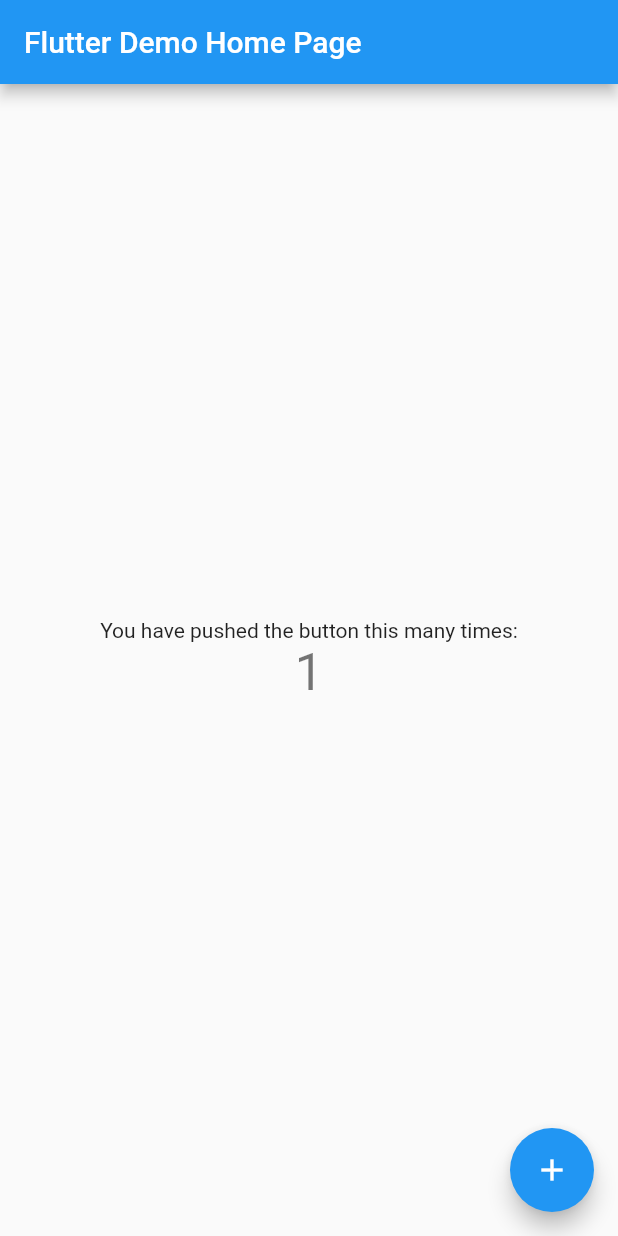
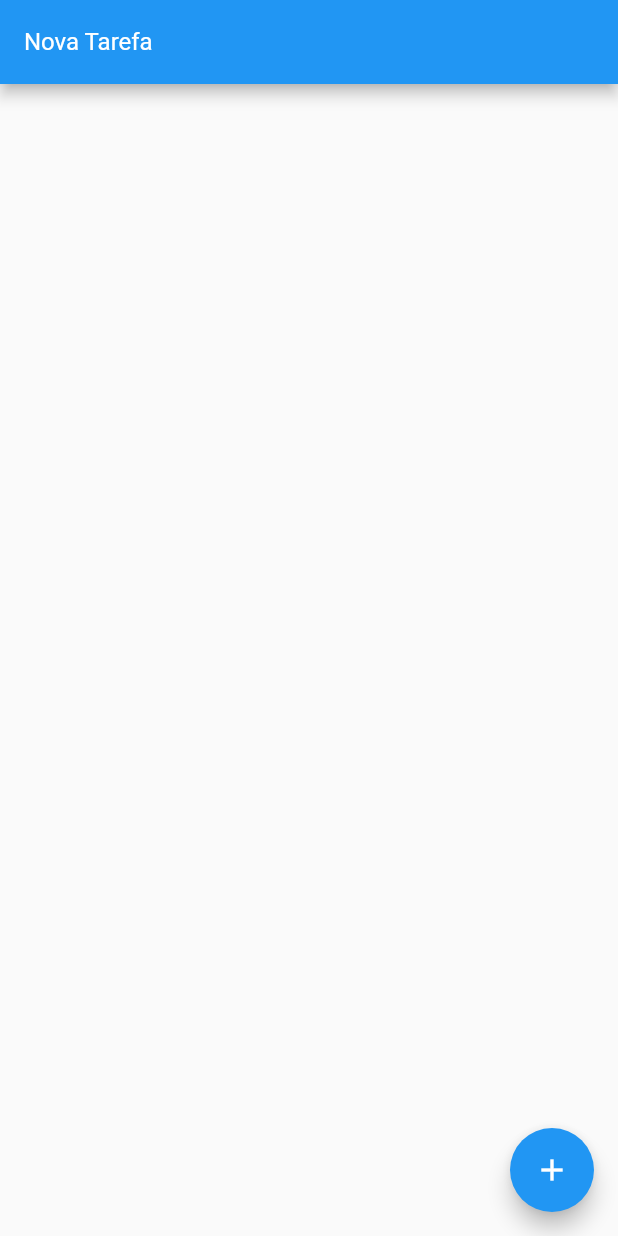
Before and after one commit to joaoprofile/flutter-todo, a Flutter app: the screen it shows after launch, after a tap on the "add" icon, on a phone screen of 412 x 824 dp. Run offline on Flutter 3.47's test engine with Material 2 defaults, Android fonts, the phone set to English and light mode, and no system bars; our stand-ins replace shared_preferences.

```diff
--- a/lib/main.dart
+++ b/lib/main.dart
@@ -1,66 +1,144 @@
+import 'dart:convert';
+
 import 'package:flutter/material.dart';
+import 'package:shared_preferences/shared_preferences.dart';
 
-void main() => runApp(MyApp());
+import 'models/item.dart';
 
-class MyApp extends StatelessWidget {
-  // This widget is the root of your application.
+void main() => runApp(App());
+
+class App extends StatelessWidget {
   @override
   Widget build(BuildContext context) {
     return MaterialApp(
-      title: 'Flutter Demo',
+      title: 'TODO App',
+      debugShowCheckedModeBanner: false, // tira a faixa debug
       theme: ThemeData(
-
         primarySwatch: Colors.blue,
       ),
-      home: MyHomePage(title: 'Flutter Demo Home Page'),
+      home: HomePage(),
     );
   }
 }
 
-class MyHomePage extends StatefulWidget {
-  MyHomePage({Key key, this.title}) : super(key: key);
+class HomePage extends StatefulWidget {
+  var items = new List<Item>();
 
-  final String title;
+  HomePage() {
+    items = [];
+
+    /*
+    items.add(Item(title: "To Study Dart", done: true));
+    items.add(Item(title: "To Study JS", done: false));
+    items.add(Item(title: "To Study JAVA and Spring", done: false));
+    items.add(Item(title: "To Stydy NodeJS", done: false));
+    items.add(Item(title: "To Stydy REACTJS", done: false));
+    items.add(Item(title: "To Stydy REACT NATIVE", done: false));
+    */
+  }
 
   @override
-  _MyHomePageState createState() => _MyHomePageState();
+  _HomePageState createState() => _HomePageState();
 }
 
-class _MyHomePageState extends State<MyHomePage> {
-  int _counter = 0;
+class _HomePageState extends State<HomePage> {
+  var newTaskController = TextEditingController();
 
-  void _incrementCounter() {
+  _HomePageState() {
+    load();
+  }
+
+  void add() {
+    if (newTaskController.text.isEmpty) return;
+
     setState(() {
-      _counter++;
+      widget.items.add(
+        Item(
+          title: newTaskController.text,
+          done: false,
+        ),
+      );
+      newTaskController.clear();
+      save();
     });
+  }
+
+  void remove(int index) {
+    setState(() {
+      widget.items.removeAt(index);
+      save();
+    });
+  }
+
+  Future load() async {
+    var preferenceDb = await SharedPreferences.getInstance();
+    var data = preferenceDb.getString('data');
+
+    if (data != null) {
+      Iterable jsonDecoded = jsonDecode(data);
+      List<Item> result = jsonDecoded.map((x) => Item.fromJson(x)).toList();
+      setState(() {
+        widget.items = result;
+      });
+    }
+  }
+
+  save() async {
+    var preferenceDb = await SharedPreferences.getInstance();
+    await preferenceDb.setString('data', jsonEncode(widget.items));
   }
 
   @override
   Widget build(BuildContext context) {
     return Scaffold(
       appBar: AppBar(
-        title: Text(widget.title),
-      ),
-      body: Center(
-        child: Column(
-
-          mainAxisAlignment: MainAxisAlignment.center,
-          children: <Widget>[
-            Text(
-              'You have pushed the button this many times:',
-            ),
-            Text(
-              '$_counter',
-              style: Theme.of(context).textTheme.display1,
-            ),
-          ],
+        title: TextFormField(
+          controller: newTaskController,
+          keyboardType: TextInputType.text,
+          style: TextStyle(
+            color: Colors.white,
+            fontSize: 16,
+          ),
+          decoration: InputDecoration(
+            labelText: "Nova Tarefa",
+            labelStyle: TextStyle(color: Colors.white),
+          ),
         ),
       ),
+      body: ListView.builder(
+        itemCount: widget.items.length,
+        itemBuilder: (BuildContext ctxt, int index) {
+          final item = widget.items[index];
+
+          return Dismissible(
+            child: CheckboxListTile(
+              title: Text(item.title),
+              value: item.done,
+              onChanged: (value) {
+                setState(() {
+                  item.done = value;
+                  save();
+                });
+              },
+            ),
+            key: Key(item.title),
+            background: Container(
+              color: Colors.red.withOpacity(0.2),
+              child: Center(
+                child: Text("Removing"),
+              ),
+            ),
+            onDismissed: (direction) {
+              remove(index);
+            },
+          );
+        },
+      ),
       floatingActionButton: FloatingActionButton(
-        onPressed: _incrementCounter,
-        tooltip: 'Increment',
+        onPressed: add,
         child: Icon(Icons.add),
-      ), // This trailing comma makes auto-formatting nicer for build methods.
+        backgroundColor: Colors.blue,
+      ),
     );
   }
 }
--- /dev/null
+++ b/lib/models/item.dart
@@ -0,0 +1,19 @@
+class Item {
+  String title;
+  bool done;
+
+  Item({this.title, this.done});
+
+  Item.fromJson(Map<String, dynamic> json) {
+    title = json['title'];
+    done = json['done'];
+  }
+
+  Map<String, dynamic> toJson() {
+    final Map<String, dynamic> data = new Map<String, dynamic>();
+    data['title'] = this.title;
+    data['done'] = this.done;
+    return data;
+  }
+
+}
--- a/pubspec.yaml
+++ b/pubspec.yaml
@@ -23,6 +23,7 @@ dependencies:
   # The following adds the Cupertino Icons font to your application.
   # Use with the CupertinoIcons class for iOS style icons.
   cupertino_icons: ^0.1.2
+  shared_preferences: ^0.5.3
 
 dev_dependencies:
   flutter_test:
```
Also changed, not shown: pubspec.lock, 1 other file.
